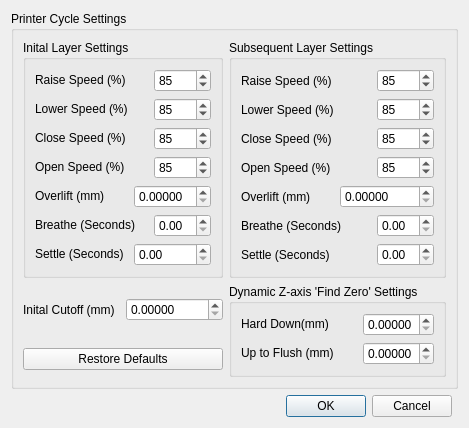
B9Creations/B9Creator, file B9Creator/dlgcyclesettings.ui: the form before one commit.
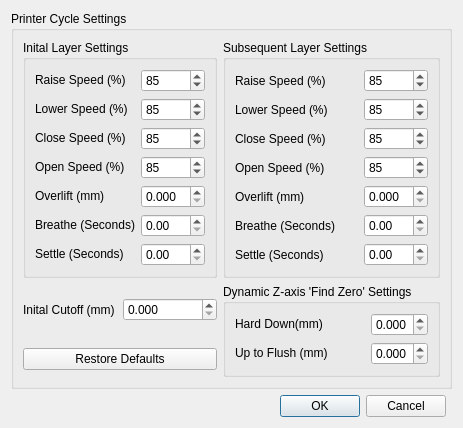
The form after the commit.

Commit message: Updated cycle defaults

What changed in the file:
```diff
--- a/B9Creator/dlgcyclesettings.ui
+++ b/B9Creator/dlgcyclesettings.ui
@@ -6,7 +6,7 @@
    <rect>
     <x>0</x>
     <y>0</y>
-    <width>406</width>
+    <width>400</width>
     <height>374</height>
    </rect>
   </property>
@@ -167,7 +167,7 @@
            </property>
           </widget>
          </item>
-         <item row="4" column="1" colspan="2">
+         <item row="4" column="2">
           <widget class="QDoubleSpinBox" name="doubleSpinBoxOverlift1">
            <property name="toolTip">
             <string>After release move up to next level plus this amount.</string>
@@ -176,7 +176,7 @@
             <string>After release move up to next level plus this amount. Once repositioned, we must lower back by this amount to target level</string>
            </property>
            <property name="decimals">
-            <number>5</number>
+            <number>3</number>
            </property>
            <property name="maximum">
             <double>10.000000000000000</double>
@@ -222,7 +222,7 @@
            </property>
           </widget>
          </item>
-         <item row="6" column="1" colspan="2">
+         <item row="6" column="2">
           <widget class="QDoubleSpinBox" name="doubleSpinBoxSettle1">
            <property name="toolTip">
             <string>Delay in the VAT Open position.</string>
@@ -355,7 +355,7 @@
            </property>
           </widget>
          </item>
-         <item row="4" column="1" colspan="2">
+         <item row="4" column="2">
           <widget class="QDoubleSpinBox" name="doubleSpinBoxOverlift2">
            <property name="toolTip">
             <string>After release move up to next level plus this amount.</string>
@@ -364,7 +364,7 @@
             <string>After release move up to next level plus this amount. Once repositioned, we must lower back by this amount to target level</string>
            </property>
            <property name="decimals">
-            <number>5</number>
+            <number>3</number>
            </property>
            <property name="maximum">
             <double>10.000000000000000</double>
@@ -430,7 +430,7 @@
          <string>Use Initial settings when Build Table is at or below this value.  At higher positions, use the subsequent settings.</string>
         </property>
         <property name="decimals">
-         <number>5</number>
+         <number>3</number>
         </property>
         <property name="maximum">
          <double>10.000000000000000</double>
@@ -465,7 +465,7 @@
             <string>We go lower than 'zero' by this amount, expecting to hit bottom, motor will 'skip' a bit.  Adjust this value so it only skips a few times.</string>
            </property>
            <property name="decimals">
-            <number>5</number>
+            <number>3</number>
            </property>
            <property name="maximum">
             <double>1.270000000000000</double>
@@ -497,7 +497,7 @@
             <string>After we hit hard bottom, move up this much to flush the Build Table with the PDMS.  This value should normally be less than the Hard Down Value.</string>
            </property>
            <property name="decimals">
-            <number>5</number>
+            <number>3</number>
            </property>
            <property name="maximum">
             <double>1.270000000000000</double>
```
The commit also changes 1 other file.
